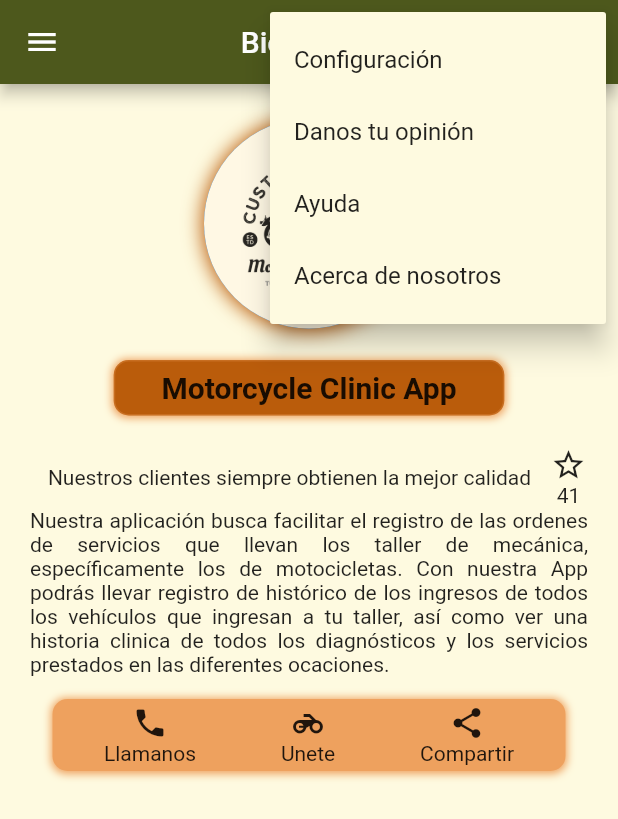
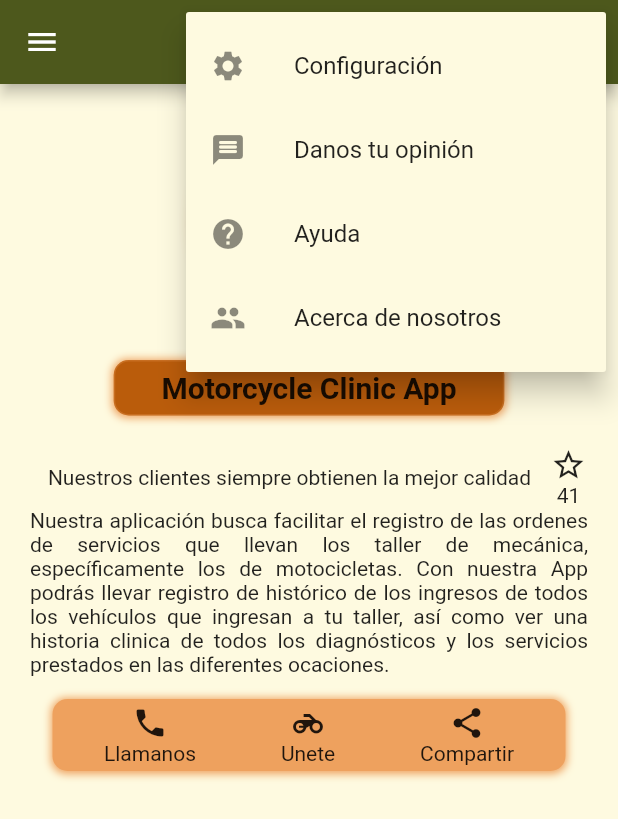
Before and after one commit to Valwolfor/Motorblycle-Clinic-Mobile, a Flutter app: the screen it shows after launch, after a tap on the "more vert" icon, on a phone screen of 412 x 824 dp. Shown: the top 819 px of the screen. Run offline on Flutter 3.47's test engine with Material 2 defaults, Android fonts, the phone set to English and light mode, and no system bars.

Commit message:
Menú de ayuda con iconos y se puede scrolling

```diff
--- a/motorcycle_clinic_mobile/lib/main.dart
+++ b/motorcycle_clinic_mobile/lib/main.dart
@@ -1,7 +1,7 @@
 import 'package:flutter/material.dart';
 
-import 'package:motorcycle_clinic_mobile/login.dart';
-import 'package:motorcycle_clinic_mobile/registro.dart';
+import 'package:motorcycle_clinic_mobile/pages/login.dart';
+import 'package:motorcycle_clinic_mobile/pages/registro.dart';
 
 void main(List<String> args) {
   runApp(const MyApp());
@@ -26,6 +26,7 @@ class Home extends StatelessWidget {
   @override
   Widget build(BuildContext context) {
     return Scaffold(
+      backgroundColor: const Color(0xffFEFAE0),
       appBar: AppBar(
         title: const Center(
           child: Text("Bienvenido"),
@@ -37,23 +38,28 @@ class Home extends StatelessWidget {
             itemBuilder: (context) {
               return [
                 const PopupMenuItem(
-                  child: Text(
-                    "Configuración",
+                  child: ListTile(
+                    leading: Icon(Icons.settings),
+                    title: Text("Configuración"),
+                    //Puede llevar onTap para darle las opciones.
                   ),
                 ),
                 const PopupMenuItem(
-                  child: Text(
-                    "Danos tu opinión",
+                  child: ListTile(
+                    leading: Icon(Icons.message_rounded),
+                    title: Text("Danos tu opinión"),
                   ),
                 ),
                 const PopupMenuItem(
-                  child: Text(
-                    "Ayuda",
+                  child: ListTile(
+                    leading: Icon(Icons.help),
+                    title: Text("Ayuda"),
                   ),
                 ),
                 const PopupMenuItem(
-                  child: Text(
-                    "Acerca de nosotros",
+                  child: ListTile(
+                    leading: Icon(Icons.group),
+                    title: Text("Acerca de nosotros"),
                   ),
                 )
               ];
@@ -69,8 +75,8 @@ class Home extends StatelessWidget {
 
 Widget myBody() {
   return Container(
-    color: const Color(0xffFEFAE0),
     padding: const EdgeInsets.symmetric(horizontal: 20),
+    child: SingleChildScrollView(
       child: Column(
         children: <Widget>[
           const SizedBox(
@@ -227,6 +233,7 @@ Widget myBody() {
           ),
         ],
       ),
+    ),
   );
 }
 
```
Also changed, not shown: motorcycle_clinic_mobile/lib/pages/login.dart (renamed from motorcycle_clinic_mobile/lib/login.dart), motorcycle_clinic_mobile/lib/pages/registro.dart (renamed from motorcycle_clinic_mobile/lib/registro.dart). Lines whose indentation alone changed are shown as unchanged.
